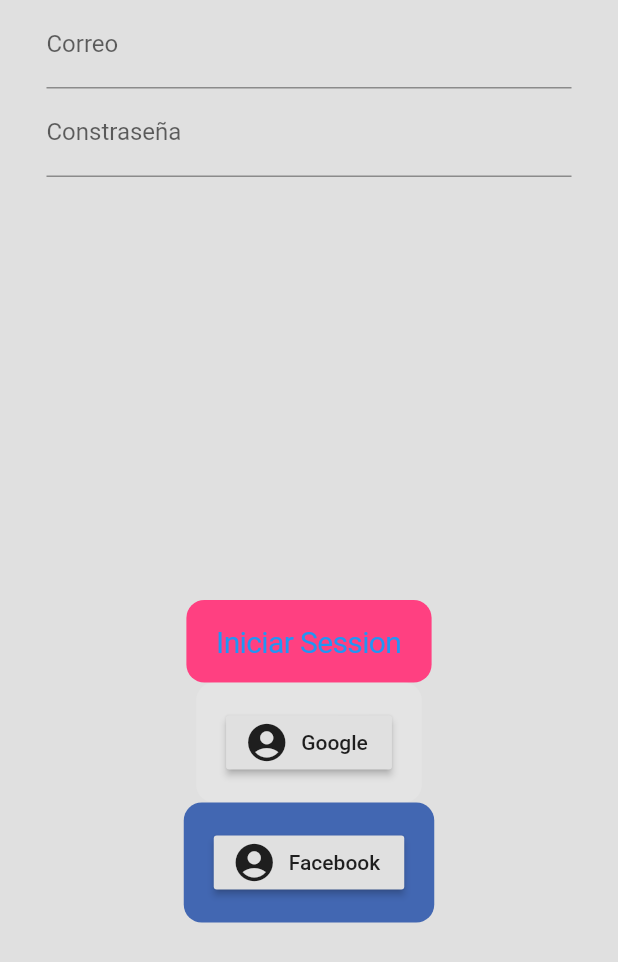
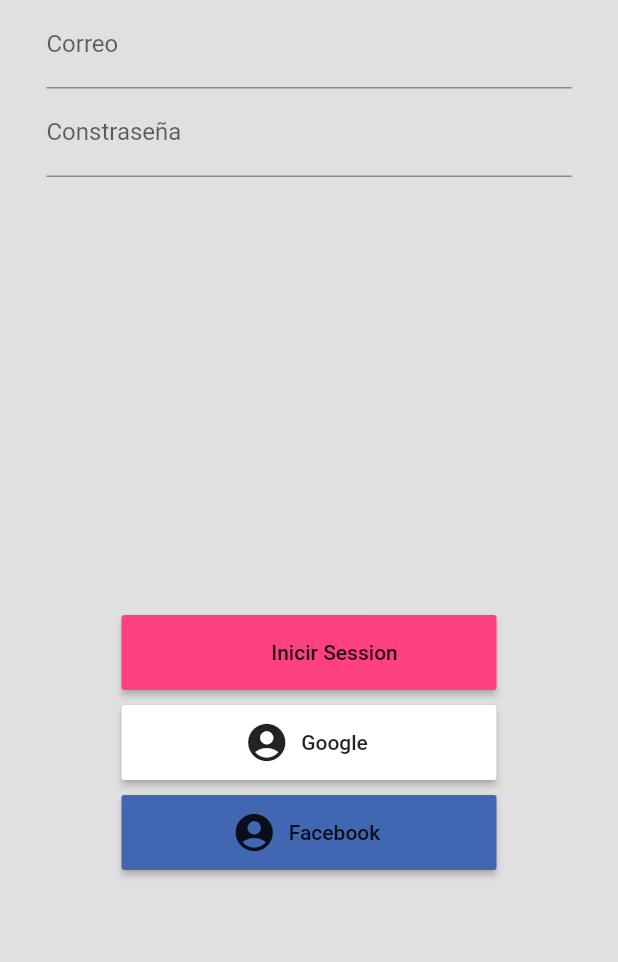
Before and after one commit to AlfaR0meo01/practica_flutter, a Flutter app: the screen it shows after launch, on a phone screen of 412 x 824 dp. Shown: the top 962 px of the screen. Run offline on Flutter 3.47's test engine with Material 2 defaults, Android fonts, the phone set to English and light mode, and no system bars.

Commit message:
clase botton creada y funcionando

```diff
--- a/lib/login.dart
+++ b/lib/login.dart
@@ -1,6 +1,7 @@
 import 'package:flutter/cupertino.dart';
 import 'package:flutter/material.dart';
 import 'package:practica_1/widgets/input_text.dart';
+import 'package:practica_1/widgets/login_button.dart';
 
 /************************************* */
 Color fromHex(String hexString) {
@@ -57,34 +58,24 @@ class _Loginpage extends State<Login> {
                                 ],
                               ),
                             ),
-
                             SizedBox(
                               height: 50,
                             ),
                             Column(
                               children: <Widget>[
-                                CupertinoButton(
+                                Button(
+                                  label: 'Inicir Session',
                                   color: Colors.pinkAccent,
-                                  onPressed: () {},
-                                  child: Text('Iniciar Session',style: TextStyle(fontSize: 20,),),
                                 ),
-                                CupertinoButton(
-                                  onPressed: () {},
-                                  color: Colors.white12,
-                                  child:RaisedButton.icon(
-                                    onPressed: (){},
-                                    icon: Icon(Icons.account_circle,size: 30,),
-                                    label: Text('Google'),
-                                  )
+                                Button(
+                                  icon: Icons.account_circle,
+                                  label: 'Google',
+                                  color: Colors.white,
                                 ),
-                                 CupertinoButton(
-                                  onPressed: () {},
+                                Button(
+                                  icon: Icons.account_circle,
+                                  label: 'Facebook',
                                   color: fromHex('#4267b2'),
-                                  child:RaisedButton.icon(
-                                    onPressed: (){},
-                                    icon: Icon(Icons.account_circle,size: 30,),
-                                    label: Text('Facebook'),
-                                  )
                                 )
                               ],
                             )
--- a/lib/widgets/input_text.dart
+++ b/lib/widgets/input_text.dart
@@ -7,10 +7,10 @@ class Input extends StatefulWidget {
   const Input({Key key, this.label}) : super(key: key);
 
   @override
-  _Input_text_State createState() => _Input_text_State();
+  _Input_text_state createState() => _Input_text_state();
 }
 
-class _Input_text_State extends State<Input> {
+class _Input_text_state extends State<Input> {
   @override
   Widget build(BuildContext context) {
     return TextFormField(
--- /dev/null
+++ b/lib/widgets/login_button.dart
@@ -0,0 +1,26 @@
+import 'package:flutter/cupertino.dart';
+import 'package:flutter/material.dart';
+
+class Button extends StatelessWidget {
+
+  final String label;
+  final Color color;
+  final IconData icon;
+
+  const Button({Key key, @required this.label, @required this.color, this.icon}) : super(key: key);
+
+  @override
+  Widget build(BuildContext context) {
+    return Container(
+      width: 250,
+      height: 50,
+      margin: const EdgeInsets.only(top: 10.0),
+       child: RaisedButton.icon(
+         onPressed: (){},
+         icon: Icon(this.icon, size: 30,),
+         label:Text(this.label),
+         color: this.color,
+       )
+    );
+  }
+}
```
